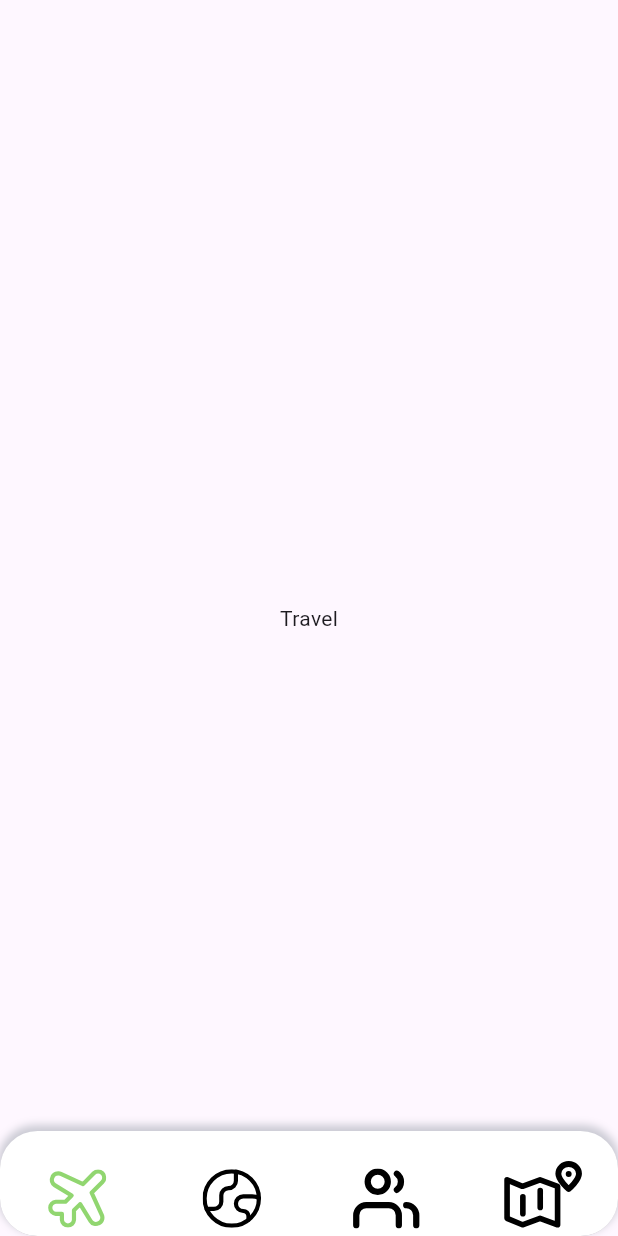
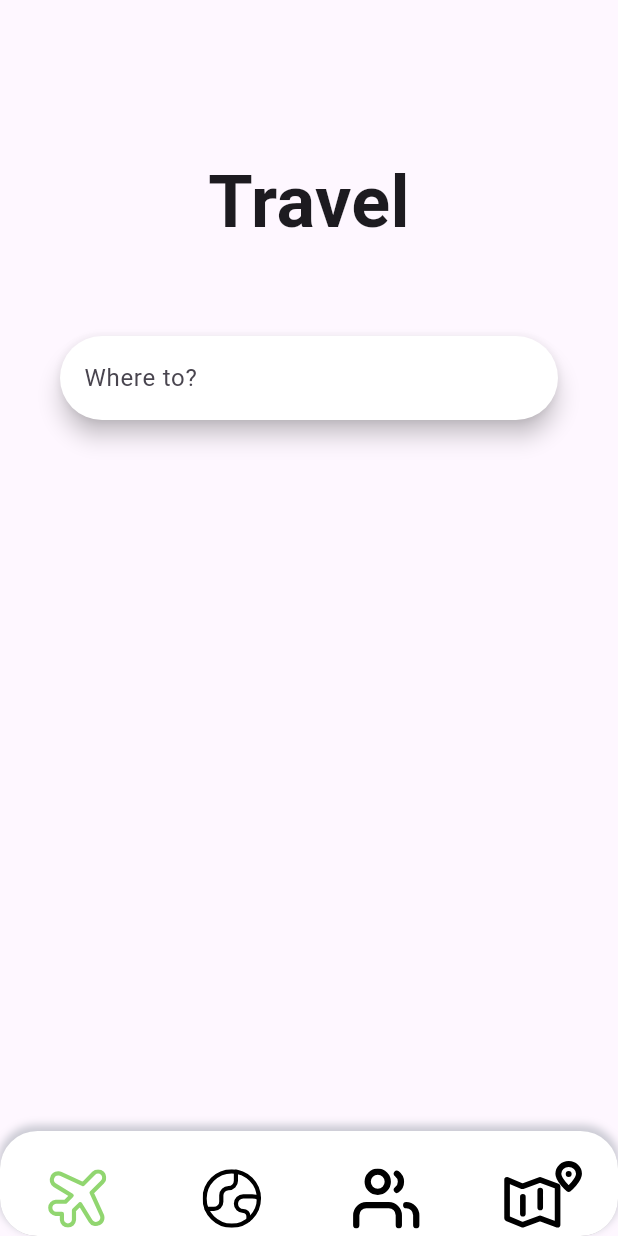
Before and after one commit to Victorfenton11/Mapa, a Flutter app: the screen it shows after launch, on a phone screen of 412 x 824 dp. Run offline on Flutter 3.47's test engine with Material 3 defaults, Android fonts, the phone set to English and light mode, and no system bars; our stand-ins replace flutter_rating_bar, flutter_svg, image_picker, toggle_switch; missing offline and left inert: country_flags, flutter_google_places, google_maps_webservice.

Commit message:
ios setup fixed

```diff
--- a/mapa/lib/pages/discover.dart
+++ b/mapa/lib/pages/discover.dart
@@ -1,5 +1,4 @@
 import 'dart:math';
-
 import 'package:flutter/material.dart';
 import 'package:flutter_svg/svg.dart';
 import 'package:flutter_staggered_grid_view/flutter_staggered_grid_view.dart';
--- a/mapa/lib/pages/travel.dart
+++ b/mapa/lib/pages/travel.dart
@@ -1,4 +1,3 @@
-import 'package:flutter/cupertino.dart';
 import 'package:flutter/material.dart';
 
 class Travel extends StatefulWidget {
@@ -11,9 +10,29 @@ class Travel extends StatefulWidget {
 class _TravelState extends State<Travel> {
   @override
   Widget build(BuildContext context) {
-    return Scaffold(
+    return const Scaffold(
       body: Center(
-        child: Text("Travel"),
+        child: Column(
+          children: [
+            Padding(
+              padding: EdgeInsets.only(top: 100.0, bottom: 50.0),
+              child: Text(
+                "Travel",
+                style: TextStyle(
+                  fontSize: 48,
+                  fontWeight: FontWeight.w600,
+                )
+              ),
+            ),
+            Padding(
+              padding: EdgeInsets.fromLTRB(40.0, 5.0, 40.0, 25.0),
+              child: SearchBar(
+                hintText: "Where to?",
+                backgroundColor: WidgetStatePropertyAll(Colors.white),
+              ),
+            )
+          ],
+        ),
       )
     );
   }
--- a/mapa/pubspec.yaml
+++ b/mapa/pubspec.yaml
@@ -30,11 +30,11 @@ environment:
 dependencies:
   flutter:
     sdk: flutter
-  flutter_svg: ^1.0.3
+  flutter_svg: ^2.0.9
   flutter_staggered_grid_view: ^0.4.0
   toggle_switch: ^2.3.0
   country_flags: 3.0.0
-  image_picker: ^0.8.4+8
+  image_picker: ^1.1.2
   flutter_rating_bar: ^4.0.0
   google_maps_flutter: ^2.1.5
   flutter_google_places: ^0.3.0
@@ -54,7 +54,7 @@ dev_dependencies:
   # activated in the `analysis_options.yaml` file located at the root of your
   # package. See that file for information about deactivating specific lint
   # rules and activating additional ones.
-  flutter_lints: ^3.0.0
+  flutter_lints: ^4.0.0
 
 # For information on the generic Dart part of this file, see the
 # following page: https://dart.dev/tools/pub/pubspec
```
Also changed, not shown: mapa/pubspec.lock, 13 other files.
